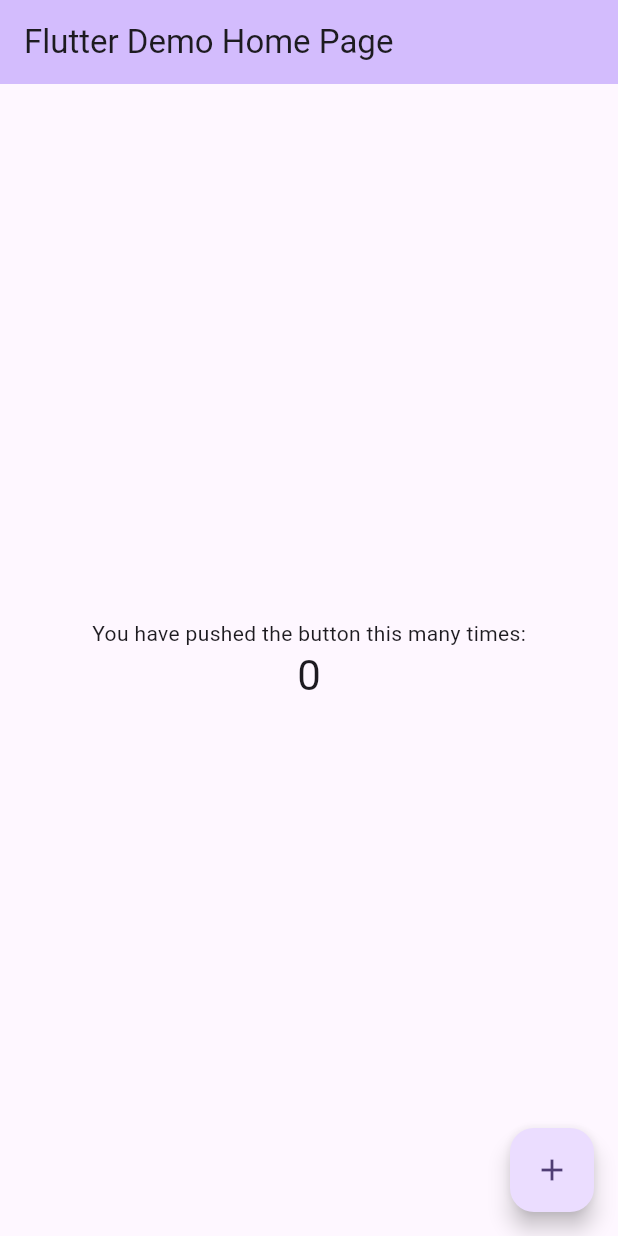
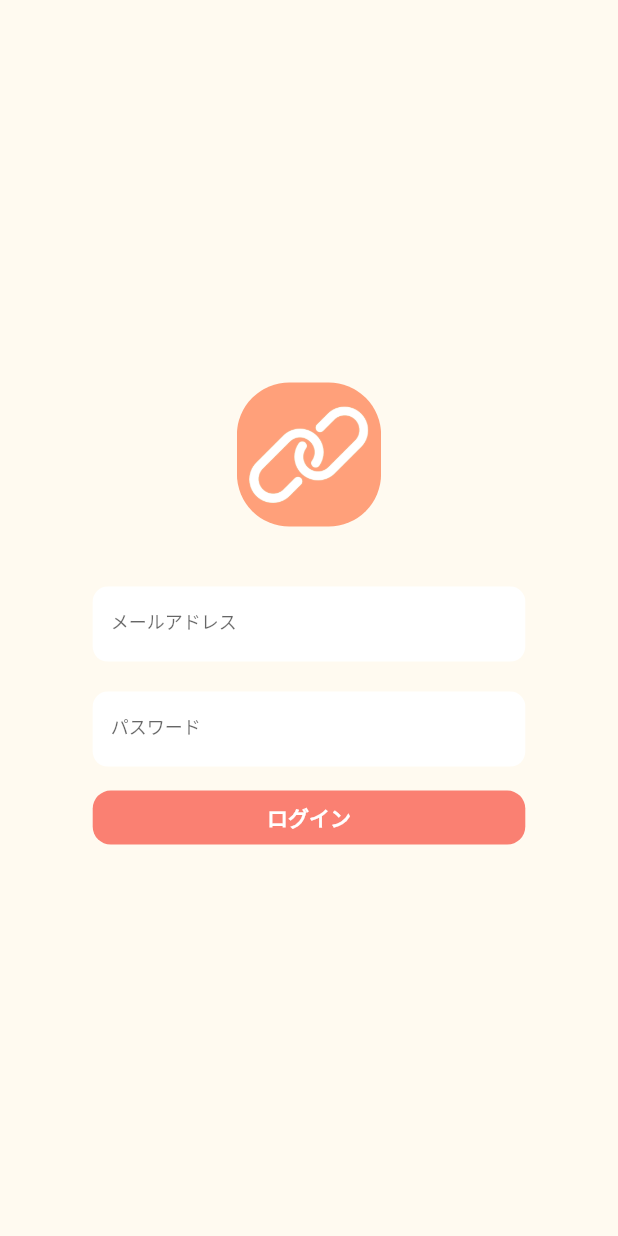
Before and after one commit to RikitoNoto/chain-flutter, a Flutter app: the screen it shows after launch, on a phone screen of 412 x 824 dp. Run offline on Flutter 3.47's test engine with Material 2 defaults, Android fonts, the phone set to English and light mode, and no system bars; our stand-ins replace auto_route.

Commit message:
create login view

```diff
--- a/lib/main.dart
+++ b/lib/main.dart
@@ -1,125 +1,18 @@
+import 'package:chain_flutter/router.dart';
 import 'package:flutter/material.dart';
 
 void main() {
-  runApp(const MyApp());
+  runApp(App());
 }
 
-class MyApp extends StatelessWidget {
-  const MyApp({super.key});
+class App extends StatelessWidget {
+  App({super.key});
+  final _appRouter = AppRouter();
 
-  // This widget is the root of your application.
   @override
   Widget build(BuildContext context) {
-    return MaterialApp(
-      title: 'Flutter Demo',
-      theme: ThemeData(
-        // This is the theme of your application.
-        //
-        // TRY THIS: Try running your application with "flutter run". You'll see
-        // the application has a blue toolbar. Then, without quitting the app,
-        // try changing the seedColor in the colorScheme below to Colors.green
-        // and then invoke "hot reload" (save your changes or press the "hot
-        // reload" button in a Flutter-supported IDE, or press "r" if you used
-        // the command line to start the app).
-        //
-        // Notice that the counter didn't reset back to zero; the application
-        // state is not lost during the reload. To reset the state, use hot
-        // restart instead.
-        //
-        // This works for code too, not just values: Most code changes can be
-        // tested with just a hot reload.
-        colorScheme: ColorScheme.fromSeed(seedColor: Colors.deepPurple),
-        useMaterial3: true,
-      ),
-      home: const MyHomePage(title: 'Flutter Demo Home Page'),
+    return MaterialApp.router(
+      routerConfig: _appRouter.config(),
     );
   }
 }
-
-class MyHomePage extends StatefulWidget {
-  const MyHomePage({super.key, required this.title});
-
-  // This widget is the home page of your application. It is stateful, meaning
-  // that it has a State object (defined below) that contains fields that affect
-  // how it looks.
-
-  // This class is the configuration for the state. It holds the values (in this
-  // case the title) provided by the parent (in this case the App widget) and
-  // used by the build method of the State. Fields in a Widget subclass are
-  // always marked "final".
-
-  final String title;
-
-  @override
-  State<MyHomePage> createState() => _MyHomePageState();
-}
-
-class _MyHomePageState extends State<MyHomePage> {
-  int _counter = 0;
-
-  void _incrementCounter() {
-    setState(() {
-      // This call to setState tells the Flutter framework that something has
-      // changed in this State, which causes it to rerun the build method below
-      // so that the display can reflect the updated values. If we changed
-      // _counter without calling setState(), then the build method would not be
-      // called again, and so nothing would appear to happen.
-      _counter++;
-    });
-  }
-
-  @override
-  Widget build(BuildContext context) {
-    // This method is rerun every time setState is called, for instance as done
-    // by the _incrementCounter method above.
-    //
-    // The Flutter framework has been optimized to make rerunning build methods
-    // fast, so that you can just rebuild anything that needs updating rather
-    // than having to individually change instances of widgets.
-    return Scaffold(
-      appBar: AppBar(
-        // TRY THIS: Try changing the color here to a specific color (to
-        // Colors.amber, perhaps?) and trigger a hot reload to see the AppBar
-        // change color while the other colors stay the same.
-        backgroundColor: Theme.of(context).colorScheme.inversePrimary,
-        // Here we take the value from the MyHomePage object that was created by
-        // the App.build method, and use it to set our appbar title.
-        title: Text(widget.title),
-      ),
-      body: Center(
-        // Center is a layout widget. It takes a single child and positions it
-        // in the middle of the parent.
-        child: Column(
-          // Column is also a layout widget. It takes a list of children and
-          // arranges them vertically. By default, it sizes itself to fit its
-          // children horizontally, and tries to be as tall as its parent.
-          //
-          // Column has various properties to control how it sizes itself and
-          // how it positions its children. Here we use mainAxisAlignment to
-          // center the children vertically; the main axis here is the vertical
-          // axis because Columns are vertical (the cross axis would be
-          // horizontal).
-          //
-          // TRY THIS: Invoke "debug painting" (choose the "Toggle Debug Paint"
-          // action in the IDE, or press "p" in the console), to see the
-          // wireframe for each widget.
-          mainAxisAlignment: MainAxisAlignment.center,
-          children: <Widget>[
-            const Text(
-              'You have pushed the button this many times:',
-            ),
-            Text(
-              '$_counter',
-              style: Theme.of(context).textTheme.headlineMedium,
-            ),
-          ],
-        ),
-      ),
-      floatingActionButton: FloatingActionButton(
-        onPressed: _incrementCounter,
-        tooltip: 'Increment',
-        child: const Icon(Icons.add),
-      ), // This trailing comma makes auto-formatting nicer for build methods.
-    );
-  }
-}
--- /dev/null
+++ b/lib/router.dart
@@ -0,0 +1,14 @@
+import 'package:auto_route/auto_route.dart';
+import 'package:chain_flutter/views/pages/login.dart';
+
+part 'router.gr.dart';
+
+@AutoRouterConfig(replaceInRouteName: 'Page,Route')
+class AppRouter extends _$AppRouter {
+
+ @override
+ List<AutoRoute> get routes => [
+    AutoRoute(page: LoginRoute.page, path: "/", initial: true),
+    // AutoRoute(page: LoginRoute.page, path: "/login"),
+  ];
+}
--- /dev/null
+++ b/lib/views/molecules/borderless_text_field.dart
@@ -0,0 +1,67 @@
+import 'package:flutter/material.dart';
+import 'package:flutter/services.dart';
+
+
+class BorderlessTextField extends StatefulWidget {
+  const BorderlessTextField({
+    super.key,
+    this.labelText,
+    this.contentPadding,
+    this.textInputAction,
+    this.onChanged,
+    this.inputFormatters,
+    this.keyboardType,
+    this.initialValue,
+    this.fillColor,
+    this.borderRadius = 0,
+    this.height,
+    this.width,
+    this.labelFontSize,
+  });
+
+  final String? labelText;
+  final EdgeInsetsGeometry? contentPadding;
+  final TextInputAction? textInputAction;
+  final Function(String)? onChanged;
+  final List<TextInputFormatter>? inputFormatters;
+  final TextInputType? keyboardType;
+  final String? initialValue;
+  final double borderRadius;
+  final Color? fillColor;
+  final double? height;
+  final double? width;
+  final double? labelFontSize;
+
+  @override
+  State<BorderlessTextField> createState() => _BorderlessTextField();
+}
+
+class _BorderlessTextField extends State<BorderlessTextField> {
+  @override
+  Widget build(BuildContext context) {
+    return SizedBox(
+      height: widget.height,
+      width: widget.width,
+      child: TextField(
+        onChanged: widget.onChanged,
+        inputFormatters: widget.inputFormatters,
+        keyboardType: widget.keyboardType,
+        controller: widget.initialValue != null ? TextEditingController(text: widget.initialValue) : null,
+        textInputAction: widget.textInputAction,
+        decoration: InputDecoration(
+          labelText: widget.labelText,
+          labelStyle: TextStyle(
+            fontSize: widget.labelFontSize,
+          ),
+          contentPadding: widget.contentPadding,
+          border: OutlineInputBorder(
+            borderRadius: BorderRadius.circular(widget.borderRadius),
+            borderSide: BorderSide.none,
+          ),
+          fillColor: widget.fillColor,
+          filled: true,
+        ),
+      ),
+    );
+  }
+}
--- /dev/null
+++ b/lib/views/pages/login.dart
@@ -0,0 +1,71 @@
+import 'package:flutter/material.dart';
+import 'package:auto_route/auto_route.dart';
+
+import 'package:chain_flutter/views/molecules/borderless_text_field.dart';
+
+@RoutePage()
+class LoginPage extends StatelessWidget {
+  const LoginPage({super.key});
+
+  @override
+  Widget build(BuildContext context) {
+    final double contentWidth = MediaQuery.of(context).size.width * 0.7;
+    return GestureDetector(
+      onTap: () => FocusManager.instance.primaryFocus?.unfocus(),
+      child: Scaffold(
+        backgroundColor: const Color(0xFFFFFAF0),
+        body: Center(
+          child: Column(
+            mainAxisAlignment: MainAxisAlignment.center,
+            children: [
+              Container(
+                padding: const EdgeInsets.only(bottom: 30),
+                width: contentWidth / 3,
+                child: ClipRRect(
+                  borderRadius: BorderRadius.circular(35),
+                  child: Image.asset('assets/images/chain_icon.png'),
+                ),
+              ),
+              _buildTextField(contentWidth: contentWidth, labelText: "メールアドレス"),
+              _buildTextField(contentWidth: contentWidth, labelText: "パスワード"),
+              SizedBox(
+                width: contentWidth,
+                child: ElevatedButton(
+                  onPressed: ()=>{},
+                  style: ElevatedButton.styleFrom(
+                    elevation: 0.0,
+                    backgroundColor: const Color(0xFFFA8072),
+                    shadowColor: const Color(0x00000000), // 透明
+                    shape: RoundedRectangleBorder(
+                      borderRadius: BorderRadius.circular(12.0),
+                    ),
+                  ),
+                  child: const Text(
+                    "ログイン",
+                    style: TextStyle(
+                      fontWeight: FontWeight.bold
+                    ),
+                  ),
+                ),
+              ),
+            ]
+          ),
+        ),
+      ),
+    );
+  }
+
+  Widget _buildTextField({required double contentWidth, required String labelText}){
+    return Padding(
+      padding: const EdgeInsets.symmetric(vertical: 10),
+      child: BorderlessTextField(
+        labelText: labelText,
+        labelFontSize: 12,
+        borderRadius: 10.0,
+        fillColor: Colors.white,
+        width: contentWidth,
+        height: 50,
+      ),
+    );
+  }
+}
--- a/pubspec.yaml
+++ b/pubspec.yaml
@@ -30,6 +30,7 @@ environment:
 dependencies:
   flutter:
     sdk: flutter
+  auto_route: ^7.7.0
 
 
   # The following adds the Cupertino Icons font to your application.
@@ -39,6 +40,8 @@ dependencies:
 dev_dependencies:
   flutter_test:
     sdk: flutter
+  auto_route_generator: ^7.2.0
+  build_runner:
 
   # The "flutter_lints" package below contains a set of recommended lints to
   # encourage good coding practices. The lint set provided by the package is
@@ -57,6 +60,8 @@ flutter:
   # included with your application, so that you can use the icons in
   # the material Icons class.
   uses-material-design: true
+  assets:
+    - assets/images/
 
   # To add assets to your application, add an assets section, like this:
   # assets:
```
Also changed, not shown: assets/images/chain_icon.png (added), lib/router.gr.dart (added), pubspec.lock, 1 other file.
